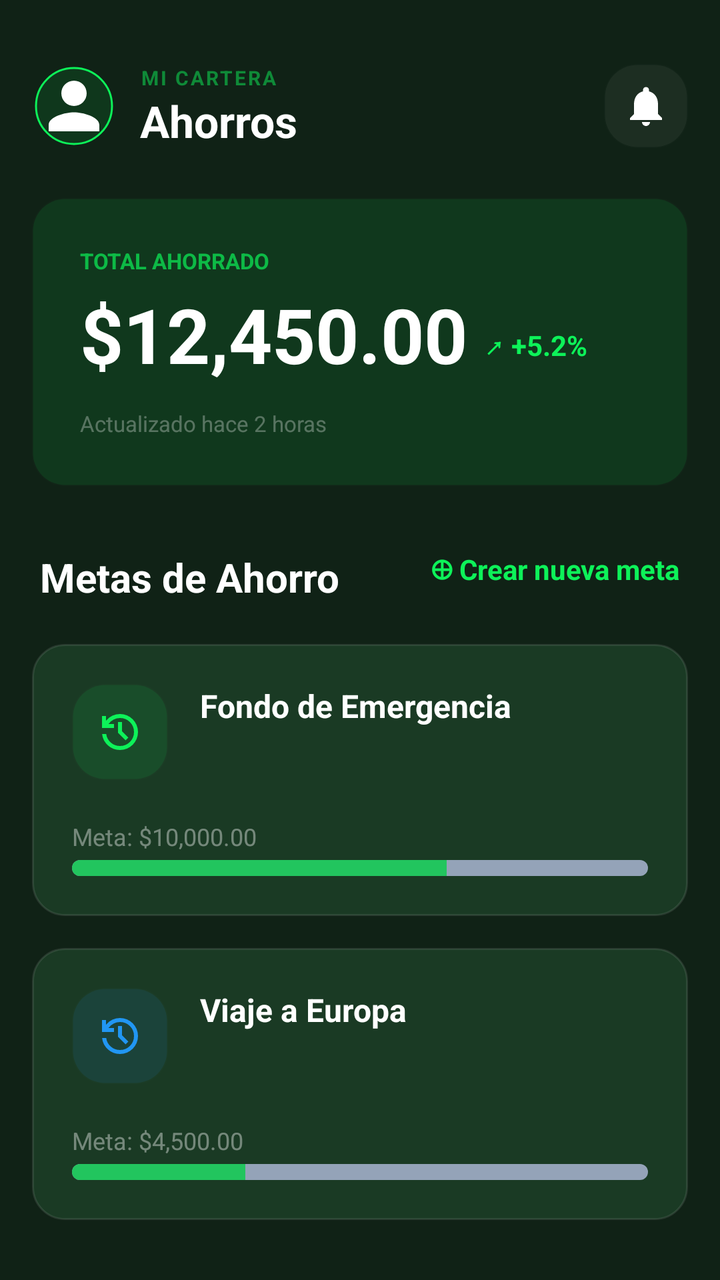
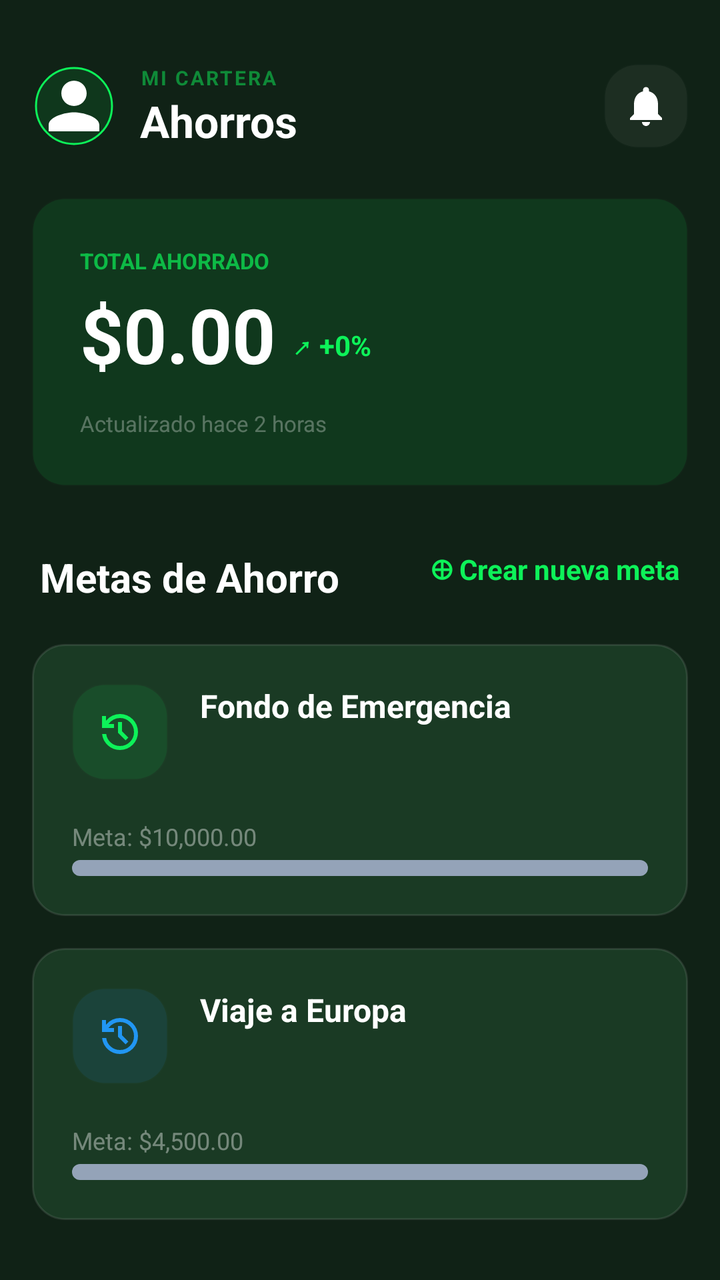

The first picture is an Android layout as it rendered before a commit; the second is the same layout after the commit. The layout source and the unified diff follow.
<!-- AndroidManifest.xml: application theme Theme.IngresosGastosApp -->
<!-- res/layout/activity_ahorros.xml -->
<?xml version="1.0" encoding="utf-8"?>
<androidx.constraintlayout.widget.ConstraintLayout xmlns:android="http://schemas.android.com/apk/res/android"
    xmlns:app="http://schemas.android.com/apk/res-auto"
    xmlns:tools="http://schemas.android.com/tools"
    android:layout_width="match_parent"
    android:layout_height="match_parent"
    android:background="@color/stitch_background">

    
    <androidx.core.widget.NestedScrollView
        android:id="@+id/scroll_content"
        android:layout_width="match_parent"
        android:layout_height="0dp"
        android:fillViewport="true"
        app:layout_constraintBottom_toBottomOf="parent"
        app:layout_constraintTop_toTopOf="parent">

        <LinearLayout
            android:layout_width="match_parent"
            android:layout_height="wrap_content"
            android:orientation="vertical"
            android:padding="16dp">

            
            <RelativeLayout
                android:layout_width="match_parent"
                android:layout_height="wrap_content"
                android:layout_marginTop="16dp"
                android:layout_marginBottom="24dp">

                <com.google.android.material.imageview.ShapeableImageView
                    android:id="@+id/img_profile_ahorros"
                    android:layout_width="42dp"
                    android:layout_height="42dp"
                    android:src="@drawable/ic_person"
                    android:background="#1A0DF259"
                    android:padding="2dp"
                    app:shapeAppearanceOverlay="@style/CircleImage"
                    app:strokeColor="@color/stitch_primary"
                    app:strokeWidth="1dp"/>

                <LinearLayout
                    android:layout_width="wrap_content"
                    android:layout_height="wrap_content"
                    android:layout_toEndOf="@id/img_profile_ahorros"
                    android:layout_marginStart="12dp"
                    android:orientation="vertical">
                    <TextView
                        android:layout_width="wrap_content"
                        android:layout_height="wrap_content"
                        android:text="MI CARTERA"
                        android:textColor="#800DF259"
                        android:textSize="10sp"
                        android:textStyle="bold"
                        android:letterSpacing="0.1"/>
                    <TextView
                        android:layout_width="wrap_content"
                        android:layout_height="wrap_content"
                        android:text="Ahorros"
                        android:textColor="@color/white"
                        android:textSize="22sp"
                        android:textStyle="bold"/>
                </LinearLayout>

                <ImageButton
                    android:layout_width="42dp"
                    android:layout_height="42dp"
                    android:layout_alignParentEnd="true"
                    android:background="@drawable/bg_stitch_card"
                    android:backgroundTint="#0DFFFFFF"
                    android:src="@drawable/ic_notifications"
                    app:tint="@color/white" />
            </RelativeLayout>

            
            <androidx.constraintlayout.widget.ConstraintLayout
                android:layout_width="match_parent"
                android:layout_height="wrap_content"
                android:background="@drawable/bg_stitch_card"
                android:backgroundTint="#1A0DF259"
                android:padding="24dp"
                android:layout_marginBottom="32dp">

                <TextView
                    android:id="@+id/label_total"
                    android:layout_width="wrap_content"
                    android:layout_height="wrap_content"
                    android:text="TOTAL AHORRADO"
                    android:textColor="#B30DF259"
                    android:textSize="11sp"
                    android:textStyle="bold"
                    app:layout_constraintTop_toTopOf="parent"
                    app:layout_constraintStart_toStartOf="parent" />

                <TextView
                    android:id="@+id/tv_total_ahorrado"
                    android:layout_width="wrap_content"
                    android:layout_height="wrap_content"
                    android:text="$12,450.00"
                    android:textColor="@color/white"
                    android:textSize="38sp"
                    android:textStyle="bold"
                    android:layout_marginTop="4dp"
                    app:layout_constraintTop_toBottomOf="@id/label_total"
                    app:layout_constraintStart_toStartOf="parent" />

                <TextView
                    android:layout_width="wrap_content"
                    android:layout_height="wrap_content"
                    android:text="↗ +5.2%"
                    android:textColor="@color/stitch_primary"
                    android:textStyle="bold"
                    android:textSize="14sp"
                    android:layout_marginStart="8dp"
                    app:layout_constraintBottom_toBottomOf="@id/tv_total_ahorrado"
                    app:layout_constraintStart_toEndOf="@id/tv_total_ahorrado"
                    android:layout_marginBottom="10dp" />

                <TextView
                    android:layout_width="wrap_content"
                    android:layout_height="wrap_content"
                    android:text="Actualizado hace 2 horas"
                    android:textColor="#4DFFFFFF"
                    android:textSize="11sp"
                    android:layout_marginTop="12dp"
                    app:layout_constraintTop_toBottomOf="@id/tv_total_ahorrado"
                    app:layout_constraintStart_toStartOf="parent" />
            </androidx.constraintlayout.widget.ConstraintLayout>

            
            <RelativeLayout
                android:layout_width="match_parent"
                android:layout_height="wrap_content"
                android:layout_marginBottom="20dp"
                android:paddingHorizontal="4dp">
                <TextView
                    android:layout_width="wrap_content"
                    android:layout_height="wrap_content"
                    android:text="Metas de Ahorro"
                    android:textColor="@color/white"
                    android:textSize="20sp"
                    android:textStyle="bold"/>
                <TextView
                    android:id="@+id/btn_crear_meta"
                    android:layout_width="wrap_content"
                    android:layout_height="wrap_content"
                    android:layout_alignParentEnd="true"
                    android:text="⊕ Crear nueva meta"
                    android:textColor="@color/stitch_primary"
                    android:textStyle="bold"
                    android:textSize="14sp"/>
            </RelativeLayout>

            
            <LinearLayout
                android:layout_width="match_parent"
                android:layout_height="wrap_content"
                android:orientation="vertical">

                <androidx.constraintlayout.widget.ConstraintLayout
                    android:id="@+id/card_meta_emergencia"
                    android:layout_width="match_parent"
                    android:layout_height="wrap_content"
                    android:background="@drawable/bg_stitch_card"
                    android:padding="20dp"
                    android:layout_marginBottom="16dp"
                    android:clickable="true"
                    android:focusable="true"
                    android:foreground="?attr/selectableItemBackground">

                    <View
                        android:id="@+id/icon_bg_1"
                        android:layout_width="48dp"
                        android:layout_height="48dp"
                        android:background="@drawable/bg_stitch_card"
                        android:backgroundTint="#1A0DF259"
                        app:layout_constraintTop_toTopOf="parent"
                        app:layout_constraintStart_toStartOf="parent" />

                    <ImageView
                        android:layout_width="24dp"
                        android:layout_height="24dp"
                        android:src="@drawable/ic_history"
                        app:tint="@color/stitch_primary"
                        app:layout_constraintTop_toTopOf="@id/icon_bg_1"
                        app:layout_constraintBottom_toBottomOf="@id/icon_bg_1"
                        app:layout_constraintStart_toStartOf="@id/icon_bg_1"
                        app:layout_constraintEnd_toEndOf="@id/icon_bg_1" />

                    <TextView
                        android:layout_width="wrap_content"
                        android:layout_height="wrap_content"
                        android:text="Fondo de Emergencia"
                        android:textColor="@color/white"
                        android:textStyle="bold"
                        android:textSize="16sp"
                        android:layout_marginStart="16dp"
                        app:layout_constraintTop_toTopOf="@id/icon_bg_1"
                        app:layout_constraintStart_toEndOf="@id/icon_bg_1" />

                    <TextView
                        android:layout_width="wrap_content"
                        android:layout_height="wrap_content"
                        android:text="Meta: $10,000.00"
                        android:textColor="#66FFFFFF"
                        android:textSize="12sp"
                        android:layout_marginTop="20dp"
                        app:layout_constraintTop_toBottomOf="@id/icon_bg_1"
                        app:layout_constraintStart_toStartOf="parent" />

                    <ProgressBar
                        style="@android:style/Widget.ProgressBar.Horizontal"
                        android:layout_width="match_parent"
                        android:layout_height="8dp"
                        android:layout_marginTop="40dp"
                        android:progress="65"
                        android:progressDrawable="@drawable/progress_bar_green"
                        app:layout_constraintTop_toBottomOf="@id/icon_bg_1" />
                </androidx.constraintlayout.widget.ConstraintLayout>

                <androidx.constraintlayout.widget.ConstraintLayout
                    android:id="@+id/card_meta_viaje"
                    android:layout_width="match_parent"
                    android:layout_height="wrap_content"
                    android:background="@drawable/bg_stitch_card"
                    android:padding="20dp"
                    android:layout_marginBottom="16dp"
                    android:clickable="true"
                    android:focusable="true"
                    android:foreground="?attr/selectableItemBackground">

                    <View
                        android:id="@+id/icon_bg_2"
                        android:layout_width="48dp"
                        android:layout_height="48dp"
                        android:background="@drawable/bg_stitch_card"
                        android:backgroundTint="#1A2196F3"
                        app:layout_constraintTop_toTopOf="parent"
                        app:layout_constraintStart_toStartOf="parent" />

                    <ImageView
                        android:layout_width="24dp"
                        android:layout_height="24dp"
                        android:src="@drawable/ic_history"
                        app:tint="#2196F3"
                        app:layout_constraintTop_toTopOf="@id/icon_bg_2"
                        app:layout_constraintBottom_toBottomOf="@id/icon_bg_2"
                        app:layout_constraintStart_toStartOf="@id/icon_bg_2"
                        app:layout_constraintEnd_toEndOf="@id/icon_bg_2" />

                    <TextView
                        android:layout_width="wrap_content"
                        android:layout_height="wrap_content"
                        android:text="Viaje a Europa"
                        android:textColor="@color/white"
                        android:textStyle="bold"
                        android:textSize="16sp"
                        android:layout_marginStart="16dp"
                        app:layout_constraintTop_toTopOf="@id/icon_bg_2"
                        app:layout_constraintStart_toEndOf="@id/icon_bg_2" />

                    <TextView
                        android:layout_width="wrap_content"
                        android:layout_height="wrap_content"
                        android:text="Meta: $4,500.00"
                        android:textColor="#66FFFFFF"
                        android:textSize="12sp"
                        android:layout_marginTop="20dp"
                        app:layout_constraintTop_toBottomOf="@id/icon_bg_2"
                        app:layout_constraintStart_toStartOf="parent" />

                    <ProgressBar
                        style="@android:style/Widget.ProgressBar.Horizontal"
                        android:layout_width="match_parent"
                        android:layout_height="8dp"
                        android:layout_marginTop="40dp"
                        android:progress="30"
                        android:progressDrawable="@drawable/progress_bar_green"
                        app:layout_constraintTop_toBottomOf="@id/icon_bg_2" />
                </androidx.constraintlayout.widget.ConstraintLayout>

            </LinearLayout>

        </LinearLayout>
    </androidx.core.widget.NestedScrollView>

    

</androidx.constraintlayout.widget.ConstraintLayout>
<!-- resources referenced by this layout -->
<resources>
  <color name="stitch_background">#102216</color>
  <color name="stitch_primary">#0df259</color>
  <color name="white">#FFFFFFFF</color>
  <!-- drawable bg_stitch_card (drawable) -->
  <?xml version="1.0" encoding="utf-8"?>
  <shape xmlns:android="http://schemas.android.com/apk/res/android">
      <solid android:color="#1A3A24" />
      <corners android:radius="16dp" />
      <stroke android:width="1dp" android:color="#1AFFFFFF" />
  </shape>
  <!-- drawable ic_history (drawable) -->
  <vector xmlns:android="http://schemas.android.com/apk/res/android"
      android:width="24dp"
      android:height="24dp"
      android:viewportWidth="960"
      android:viewportHeight="960">
    <path
        android:pathData="M480,840q-138,0 -240.5,-91.5T122,520h82q14,104 92.5,172T480,760q117,0 198.5,-81.5T760,480q0,-117 -81.5,-198.5T480,200q-69,0 -129,32t-101,88h110v80L120,400v-240h80v94q51,-64 124.5,-99T480,120q75,0 140.5,28.5t114,77q48.5,48.5 77,114T840,480q0,75 -28.5,140.5t-77,114q-48.5,48.5 -114,77T480,840ZM592,648L440,496v-216h80v184l128,128 -56,56Z"
        android:fillColor="#e3e3e3"/>
  </vector>
  <!-- drawable ic_notifications (drawable) -->
  <?xml version="1.0" encoding="utf-8"?>
  <vector xmlns:android="http://schemas.android.com/apk/res/android"
      android:width="24dp"
      android:height="24dp"
      android:viewportWidth="24"
      android:viewportHeight="24">
      <path
          android:fillColor="@color/white"
          android:pathData="M12,22c1.1,0 2,-0.9 2,-2h-4c0,1.1 0.89,2 2,2zM18,16v-5c0,-3.07 -1.64,-5.64 -4.5,-6.32L13.5,4c0,-0.83 -0.67,-1.5 -1.5,-1.5s-1.5,0.67 -1.5,1.5v0.68C7.63,5.36 6,7.92 6,11v5l-2,2v1h16v-1l-2,-2z"/>
  </vector>
  <!-- drawable ic_person (drawable) -->
  <?xml version="1.0" encoding="utf-8"?>
  <vector xmlns:android="http://schemas.android.com/apk/res/android"
      android:width="24dp"
      android:height="24dp"
      android:viewportWidth="24"
      android:viewportHeight="24">
      <path
          android:fillColor="@color/white"
          android:pathData="M12,12c2.21,0 4,-1.79 4,-4s-1.79,-4 -4,-4 -4,1.79 -4,4 1.79,4 4,4zM12,14c-2.67,0 -8,1.34 -8,4v2h16v-2c0,-2.66 -5.33,-4 -8,-4z"/>
  </vector>
  <!-- drawable progress_bar_green (drawable) -->
  <?xml version="1.0" encoding="utf-8"?>
  <layer-list xmlns:android="http://schemas.android.com/apk/res/android">
      <item android:id="@android:id/background">
          <shape>
              <corners android:radius="4dp" />
              <solid android:color="@color/text_on_dark_muted" />
          </shape>
      </item>
      <item android:id="@android:id/progress">
          <clip>
              <shape>
                  <corners android:radius="4dp" />
                  <solid android:color="@color/green_accent" />
              </shape>
          </clip>
      </item>
  </layer-list>
  <style name="CircleImage">
          <item name="cornerSize">50%</item>
      </style>
  <style name="Theme.IngresosGastosApp" parent="Base.Theme.IngresosGastosApp" />
  <color name="text_on_dark_muted">#94A3B8</color>
  <color name="green_accent">#22C55E</color>
  <style name="Base.Theme.IngresosGastosApp" parent="Theme.Material3.DayNight.NoActionBar">
          <item name="colorPrimary">@color/green_accent</item>
          <item name="colorPrimaryContainer">@color/bg_dark_card</item>
          <item name="colorOnPrimary">@color/white</item>
          <item name="android:statusBarColor">@color/bg_dark</item>
          <item name="android:navigationBarColor">@color/bg_dark</item>
          <item name="android:windowBackground">@color/bg_dark</item>
          <item name="android:windowLightStatusBar">false</item>
          <item name="shapeAppearanceOverlay">@style/CircleImage</item>
      </style>
  <color name="bg_dark_card">#1A2E19</color>
  <color name="bg_dark">#0D1F0C</color>
</resources>

<!-- the commit's change to res/layout/activity_ahorros.xml (unified diff, before → after) -->
@@ -96,7 +96,7 @@
                     android:id="@+id/tv_total_ahorrado"
                     android:layout_width="wrap_content"
                     android:layout_height="wrap_content"
-                    android:text="$12,450.00"
+                    android:text="$0.00"
                     android:textColor="@color/white"
                     android:textSize="38sp"
                     android:textStyle="bold"
@@ -107,7 +107,7 @@
                 <TextView
                     android:layout_width="wrap_content"
                     android:layout_height="wrap_content"
-                    android:text="↗ +5.2%"
+                    android:text="↗ +0%"
                     android:textColor="@color/stitch_primary"
                     android:textStyle="bold"
                     android:textSize="14sp"
@@ -213,7 +213,7 @@
                         android:layout_width="match_parent"
                         android:layout_height="8dp"
                         android:layout_marginTop="40dp"
-                        android:progress="65"
+                        android:progress="0"
                         android:progressDrawable="@drawable/progress_bar_green"
                         app:layout_constraintTop_toBottomOf="@id/icon_bg_1" />
                 </androidx.constraintlayout.widget.ConstraintLayout>
@@ -274,7 +274,7 @@
                         android:layout_width="match_parent"
                         android:layout_height="8dp"
                         android:layout_marginTop="40dp"
-                        android:progress="30"
+                        android:progress="0"
                         android:progressDrawable="@drawable/progress_bar_green"
                         app:layout_constraintTop_toBottomOf="@id/icon_bg_2" />
                 </androidx.constraintlayout.widget.ConstraintLayout>
